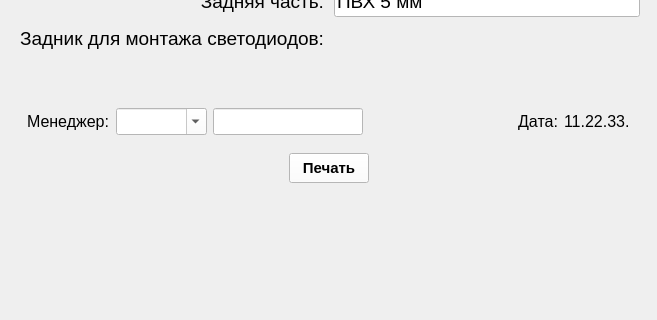
Old version of the form PrintTechTaskForm.ui in the repository AndreyGovnocoder/Calc_words; both pictures show x 0 to 657 and y 384 to 704 of the 657 by 704 pixel window.
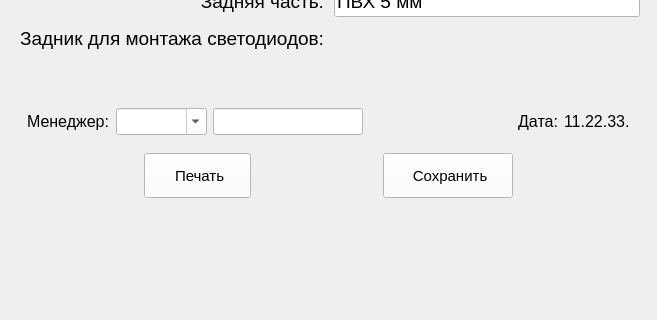
New version of the form. Icons and pictures are not drawn.

Diff of the .ui file:
```diff
--- a/PrintTechTaskForm.ui
+++ b/PrintTechTaskForm.ui
@@ -1044,19 +1044,32 @@
           </property>
           <property name="minimumSize">
            <size>
-            <width>80</width>
-            <height>30</height>
+            <width>107</width>
+            <height>45</height>
            </size>
           </property>
           <property name="font">
            <font>
             <pointsize>11</pointsize>
-            <weight>75</weight>
-            <bold>true</bold>
+            <weight>50</weight>
+            <bold>false</bold>
            </font>
           </property>
+          <property name="layoutDirection">
+           <enum>Qt::LeftToRight</enum>
+          </property>
           <property name="text">
-           <string>Печать</string>
+           <string> Печать</string>
+          </property>
+          <property name="icon">
+           <iconset resource="MainForm.qrc">
+            <normaloff>:/new/prefix1/icons/print-icon.png</normaloff>:/new/prefix1/icons/print-icon.png</iconset>
+          </property>
+          <property name="iconSize">
+           <size>
+            <width>32</width>
+            <height>32</height>
+           </size>
           </property>
           <property name="autoDefault">
            <bool>false</bool>
@@ -1069,6 +1082,49 @@
           </property>
          </widget>
         </item>
+        <item>
+         <spacer name="horizontalSpacer_4">
+          <property name="orientation">
+           <enum>Qt::Horizontal</enum>
+          </property>
+          <property name="sizeHint" stdset="0">
+           <size>
+            <width>40</width>
+            <height>20</height>
+           </size>
+          </property>
+         </spacer>
+        </item>
+        <item>
+         <widget class="QPushButton" name="saveTaskToPNG_btn">
+          <property name="minimumSize">
+           <size>
+            <width>130</width>
+            <height>45</height>
+           </size>
+          </property>
+          <property name="font">
+           <font>
+            <pointsize>11</pointsize>
+            <weight>50</weight>
+            <bold>false</bold>
+           </font>
+          </property>
+          <property name="text">
+           <string> Сохранить</string>
+          </property>
+          <property name="icon">
+           <iconset resource="MainForm.qrc">
+            <normaloff>:/new/prefix1/icons/Save-icon.png</normaloff>:/new/prefix1/icons/Save-icon.png</iconset>
+          </property>
+          <property name="iconSize">
+           <size>
+            <width>32</width>
+            <height>32</height>
+           </size>
+          </property>
+         </widget>
+        </item>
         <item>
          <spacer name="horizontalSpacer_6">
           <property name="orientation">
```
Left out of the diff: 25 changed lines with no effect on the pictures.
